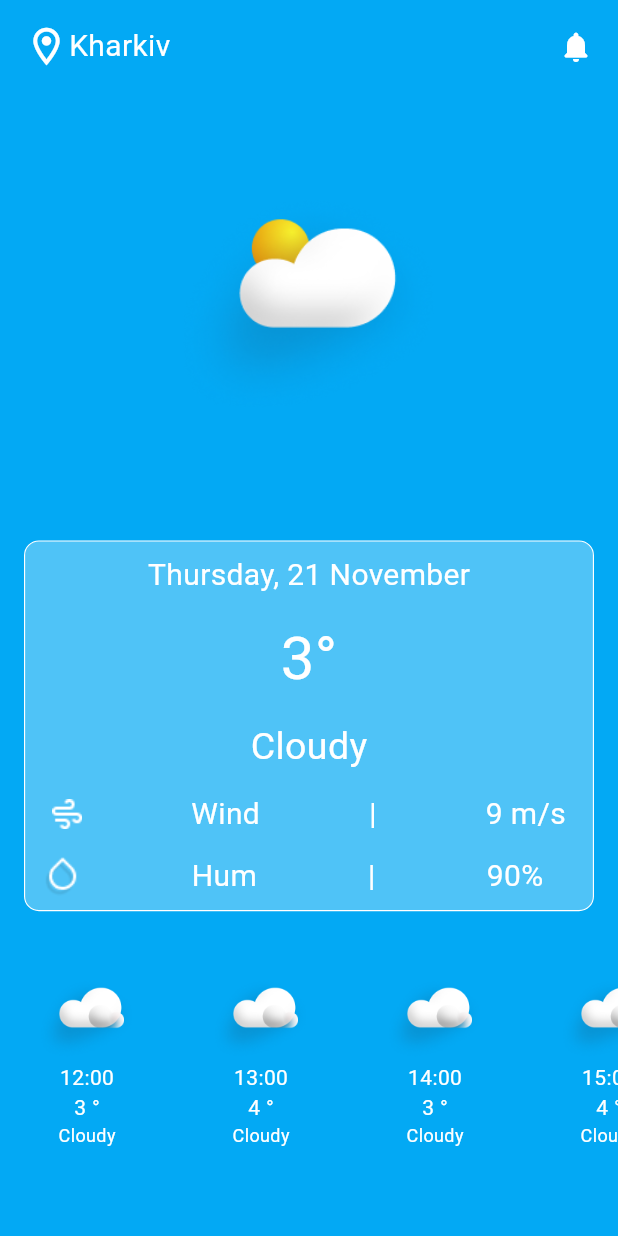
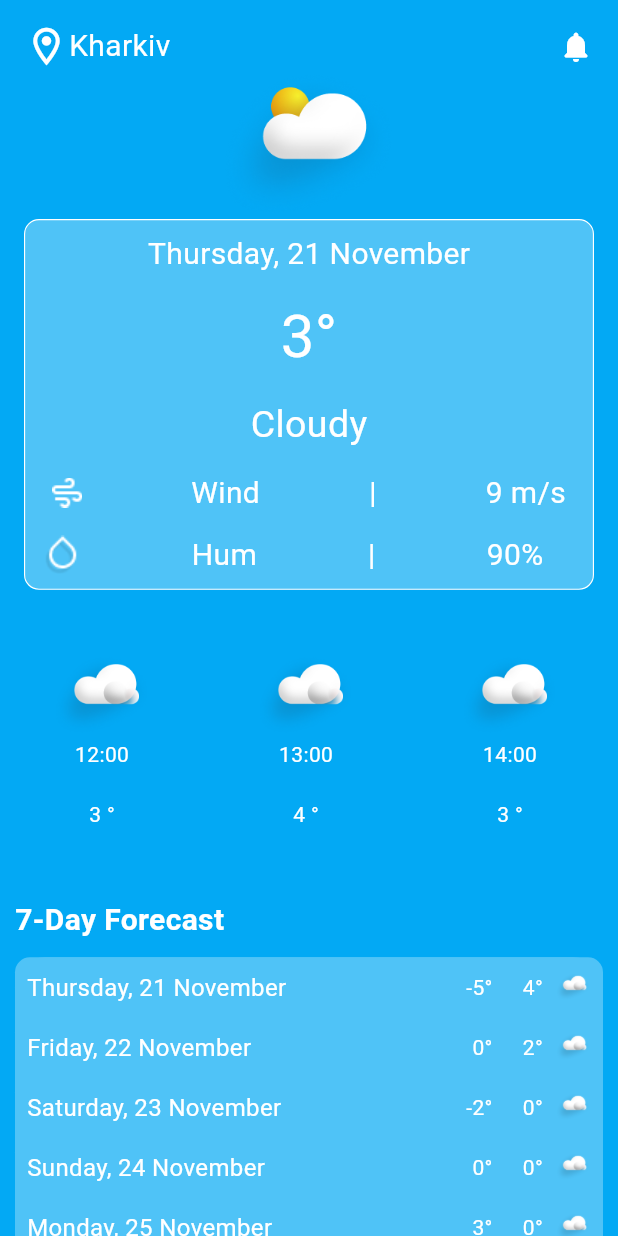
Before and after one commit to leeerrrrmmm/WeatherApp, a Flutter app: the DetailTile screen opened directly with sample values from the repository, on a phone screen of 412 x 824 dp. Run offline on Flutter 3.47's test engine with Material 3 defaults, Android fonts, the phone set to English and light mode, and no system bars; our stand-ins replace cloud_firestore, firebase_core, google_nav_bar; accounts and stored records are empty.

Commit message:
make weather on days

```diff
--- a/lib/components/detail_tile.dart
+++ b/lib/components/detail_tile.dart
@@ -15,17 +15,24 @@ class DetailTile extends StatefulWidget {
 }
 
 class _DetailTileState extends State<DetailTile> {
-  late String _currentData;
-
+  late List<String> _dateList ;
   @override
   void initState() {
-    _currentData = _getCurDate();
+    _geterateDateList();
     super.initState();
   }
 
-  String _getCurDate() {
+  void _geterateDateList() {
     final now = DateTime.now();
-    return DateFormat('EEEE, d MMMM', 'en_US').format(now);
+    _dateList = List.generate(
+      7, // Количество элементов
+          (index) => _getCurDate(now.add(Duration(days: index))),
+    );
+  }
+
+
+  String _getCurDate(DateTime date) {
+    return DateFormat('EEEE, d MMMM', 'en_US').format(date);
   }
 
   @override
@@ -53,7 +60,10 @@ class _DetailTileState extends State<DetailTile> {
                     Icon(Icons.notifications_rounded, color: Colors.white),
                   ],
                 ),
-                Image.asset(widget.weather.imagePath, scale: 1.3),
+                Container(
+                  height: 100,
+                    width: 100,
+                    child: Image.asset(widget.weather.imagePath, scale: 1.3)),
                 Container(
                   width: MediaQuery.of(context).size.width * 0.8,
                   height: MediaQuery.of(context).size.height * 0.3,
@@ -68,7 +78,7 @@ class _DetailTileState extends State<DetailTile> {
                       mainAxisAlignment: MainAxisAlignment.spaceBetween,
                       children: [
                         Text(
-                          _currentData,
+                          _dateList.first,
                           style: TextStyle(
                             color: Colors.white,
                             fontSize: 20,
@@ -171,12 +181,11 @@ class _DetailTileState extends State<DetailTile> {
               child: Container(
                 height: 150, // Высота контейнера для горизонтальной прокрутки
                 child: SingleChildScrollView(
-
                   scrollDirection: Axis.horizontal,
                   child: Row(
                     children: widget.weather.hourWeatherForecast.map((hourWeather) {
                       return Container(
-                        width: 100, // Ширина каждого элемента
+                        width: 120, // Ширина каждого элемента
                         margin: const EdgeInsets.symmetric(horizontal: 8.0),
                         decoration: BoxDecoration(
                           color: Colors.lightBlue,
@@ -190,8 +199,8 @@ class _DetailTileState extends State<DetailTile> {
                           children: [
                             Image.asset(hourWeather.hoursImage, scale: 4),
                             Text('${hourWeather.hour}', style: TextStyle(fontSize: 14, color:Colors.white)),
+                            const SizedBox(height: 20),
                             Text('${hourWeather.temp} ' + '°', style: TextStyle(fontSize: 14, color:Colors.white)),
-                            Text(hourWeather.condition, style: TextStyle(fontSize: 12,color:Colors.white)),
                           ],
                         ),
                       );
@@ -201,6 +210,83 @@ class _DetailTileState extends State<DetailTile> {
               ),
             ),
           ),
+          SliverPadding(
+            padding: const EdgeInsets.symmetric(vertical: 10.0),
+            sliver: SliverToBoxAdapter(
+              child: Padding(
+                padding: const EdgeInsets.all(10.0),
+                child: Column(
+                  crossAxisAlignment: CrossAxisAlignment.start,
+                  children: [
+                    Text(
+                      '7-Day Forecast',
+                      style: TextStyle(
+                          color: Colors.white,
+                          fontSize: 20,
+                          fontWeight: FontWeight.bold),
+                    ),
+                    const SizedBox(height: 10),
+                    Container(
+                      decoration: BoxDecoration(
+                        borderRadius: BorderRadius.circular(20),
+                        color: Colors.lightBlue.shade300,
+                      ),
+                      child: ListView.builder(
+                        shrinkWrap: true,
+                        physics: NeverScrollableScrollPhysics(),
+                        itemCount: _dateList.length,
+                        itemBuilder: (context, index) {
+
+                          WeatherOnDay? forecastForDay = index < widget.weather.dayForecast.length
+                              ? widget.weather.dayForecast[index]
+                              : null;
+
+                          return Container(
+                            padding: const EdgeInsets.all(8.0),
+                            decoration: BoxDecoration(
+                              color: Colors.lightBlue.shade300,
+                              borderRadius: BorderRadius.circular(10),
+                            ),
+                            child: Row(
+                              mainAxisAlignment: MainAxisAlignment.spaceBetween,
+                              children: [
+                                Text(
+                                  _dateList[index],
+                                  style: TextStyle(color: Colors.white, fontSize: 16),
+                                ),
+                                if (forecastForDay != null)
+                                  Row(
+                                    children: [
+                                      Text(
+                                        '${forecastForDay.minDegree}°',
+                                        style: TextStyle(color: Colors.white, fontSize: 14),
+                                      ),
+                                      SizedBox(width: 20),
+
+                                      Text(
+                                        '${forecastForDay.maxDegree}°',
+                                        style: TextStyle(color: Colors.white, fontSize: 14),
+                                      ),
+                                      SizedBox(width: 8),
+                                      // Отображаем картинку дня
+                                      Image.asset(
+                                        forecastForDay.imageOfDay,
+                                        width: 24,
+                                        height: 24,
+                                      ),
+                                    ],
+                                  ),
+                              ],
+                            ),
+                          );
+                        },
+                      ),
+                    ),
+                  ],
+                ),
+              ),
+            ),
+          )
 
         ],
       ),
--- a/lib/components/weather_tile.dart
+++ b/lib/components/weather_tile.dart
@@ -59,6 +59,7 @@ class _WeatherTileState extends State<WeatherTile> {
         'wind' : weather.wind,
         'hum' : weather.hum,
         'hourlyForecast': weather.hourWeatherForecast.map((hourly) => hourly.toMap()).toList(),
+        'dayForecast': weather.dayForecast.map((daily) => daily.toMap()).toList(),
       }).then((val) {
         showDialog(
             context: context,
--- a/lib/models/Weather.dart
+++ b/lib/models/Weather.dart
@@ -10,6 +10,7 @@ class Weather {
   final String wind;
   final String hum;
   final List<WeatherOnHour> hourWeatherForecast;
+  final List<WeatherOnDay> dayForecast;
 
   Weather({
     required this.imagePath,
@@ -21,6 +22,7 @@ class Weather {
     required this.wind,
     required this.hum,
     required this.hourWeatherForecast,
+    required this.dayForecast,
   });
 
   // Метод для создания объекта Weather из документа Firestore
@@ -34,6 +36,12 @@ class Weather {
           .map((hourData) => WeatherOnHour.fromMap(hourData))
           .toList();
     }
+    List<WeatherOnDay> forecastDayList = [];
+    if(data['dayForecast'] != null) {
+      forecastDayList = (data['dayForecast'] as List)
+    .map((dayData) => WeatherOnDay.fromMap(dayData))
+          .toList();
+    }
 
     return Weather(
       imagePath: data['imagePath'] ?? '',
@@ -45,6 +53,7 @@ class Weather {
       wind: data['wind'] ?? '',
       hum: data['hum'] ?? '',
       hourWeatherForecast: forecastList,
+      dayForecast: forecastDayList,
     );
   }
 }
@@ -62,7 +71,6 @@ class WeatherOnHour  {
     required this.condition,
   });
 
-  // Метод для преобразования объекта в Map для Firestore
   Map<String, dynamic> toMap() {
     return {
       'hour': hour,
@@ -81,3 +89,31 @@ class WeatherOnHour  {
     );
   }
 }
+
+class WeatherOnDay {
+  final String maxDegree;
+  final String minDegree;
+  final String imageOfDay;
+
+  WeatherOnDay({
+    required this.maxDegree,
+    required this.minDegree,
+    required this.imageOfDay,
+  });
+
+  factory WeatherOnDay.fromMap(Map<String, dynamic> data){
+    return WeatherOnDay(
+        maxDegree: data['maxDegree'] ?? '',
+        minDegree: data['minDegree'] ?? '',
+        imageOfDay: data['imageOfDay'] ?? '');
+  }
+
+  Map<String, dynamic> toMap() {
+    return {
+      'maxDegree': maxDegree,
+      'minDegree': minDegree,
+      'imageOfDay': imageOfDay,
+
+    };
+  }
+}
--- a/lib/models/item.dart
+++ b/lib/models/item.dart
@@ -134,7 +134,39 @@ class Item extends ChangeNotifier {
             condition: 'Cloudy',
             hoursImage: 'lib/images/cloudy.png',
           ),
+        ],
+        dayForecast: [
+          WeatherOnDay(
+              maxDegree: '4',
+              minDegree: '-5',
+              imageOfDay: 'lib/images/cloud.png'),
+          WeatherOnDay(
+              maxDegree: '2',
+              minDegree: '0',
+              imageOfDay: 'lib/images/cloud.png'),
+          WeatherOnDay(
+              maxDegree: '0',
+              minDegree: '-2',
+              imageOfDay: 'lib/images/cloud.png'),
+          WeatherOnDay(
+              maxDegree: '0',
+              minDegree: '0',
+              imageOfDay: 'lib/images/cloud.png'),
+          WeatherOnDay(
+              maxDegree: '0',
+              minDegree: '3',
+              imageOfDay: 'lib/images/cloud.png'),
+          WeatherOnDay(
+              maxDegree: '0',
+              minDegree: '2',
+              imageOfDay: 'lib/images/cloud.png'),
+          WeatherOnDay(
+              maxDegree: '-1',
+              minDegree: '-7',
+              imageOfDay: 'lib/images/cloud.png'),
+
         ]
+
     ),
 
     Weather(
@@ -267,6 +299,37 @@ class Item extends ChangeNotifier {
             condition: 'Cloudy',
             hoursImage: 'lib/images/cloudy.png',
           ),
+        ],
+        dayForecast: [
+          WeatherOnDay(
+              maxDegree: '4',
+              minDegree: '-5',
+              imageOfDay: 'lib/images/cloud.png'),
+          WeatherOnDay(
+              maxDegree: '2',
+              minDegree: '0',
+              imageOfDay: 'lib/images/cloud.png'),
+          WeatherOnDay(
+              maxDegree: '0',
+              minDegree: '-2',
+              imageOfDay: 'lib/images/cloud.png'),
+          WeatherOnDay(
+              maxDegree: '0',
+              minDegree: '0',
+              imageOfDay: 'lib/images/cloud.png'),
+          WeatherOnDay(
+              maxDegree: '0',
+              minDegree: '3',
+              imageOfDay: 'lib/images/cloud.png'),
+          WeatherOnDay(
+              maxDegree: '0',
+              minDegree: '2',
+              imageOfDay: 'lib/images/cloud.png'),
+          WeatherOnDay(
+              maxDegree: '-1',
+              minDegree: '-7',
+              imageOfDay: 'lib/images/cloud.png'),
+
         ]
     ),
 
@@ -400,6 +463,37 @@ class Item extends ChangeNotifier {
             condition: 'Cloudy',
             hoursImage: 'lib/images/cloudy.png',
           ),
+        ],
+        dayForecast: [
+          WeatherOnDay(
+              maxDegree: '4',
+              minDegree: '-5',
+              imageOfDay: 'lib/images/cloud.png'),
+          WeatherOnDay(
+              maxDegree: '2',
+              minDegree: '0',
+              imageOfDay: 'lib/images/cloud.png'),
+          WeatherOnDay(
+              maxDegree: '0',
+              minDegree: '-2',
+              imageOfDay: 'lib/images/cloud.png'),
+          WeatherOnDay(
+              maxDegree: '0',
+              minDegree: '0',
+              imageOfDay: 'lib/images/cloud.png'),
+          WeatherOnDay(
+              maxDegree: '0',
+              minDegree: '3',
+              imageOfDay: 'lib/images/cloud.png'),
+          WeatherOnDay(
+              maxDegree: '0',
+              minDegree: '2',
+              imageOfDay: 'lib/images/cloud.png'),
+          WeatherOnDay(
+              maxDegree: '-1',
+              minDegree: '-7',
+              imageOfDay: 'lib/images/cloud.png'),
+
         ]
     ),
 
@@ -533,6 +627,37 @@ class Item extends ChangeNotifier {
             condition: 'Cloudy',
             hoursImage: 'lib/images/cloudy.png',
           ),
+        ],
+        dayForecast: [
+          WeatherOnDay(
+              maxDegree: '4',
+              minDegree: '-5',
+              imageOfDay: 'lib/images/cloud.png'),
+          WeatherOnDay(
+              maxDegree: '2',
+              minDegree: '0',
+              imageOfDay: 'lib/images/cloud.png'),
+          WeatherOnDay(
+              maxDegree: '0',
+              minDegree: '-2',
+              imageOfDay: 'lib/images/cloud.png'),
+          WeatherOnDay(
+              maxDegree: '0',
+              minDegree: '0',
+              imageOfDay: 'lib/images/cloud.png'),
+          WeatherOnDay(
+              maxDegree: '0',
+              minDegree: '3',
+              imageOfDay: 'lib/images/cloud.png'),
+          WeatherOnDay(
+              maxDegree: '0',
+              minDegree: '2',
+              imageOfDay: 'lib/images/cloud.png'),
+          WeatherOnDay(
+              maxDegree: '-1',
+              minDegree: '-7',
+              imageOfDay: 'lib/images/cloud.png'),
+
         ]
     ),
 
@@ -666,6 +791,37 @@ class Item extends ChangeNotifier {
             condition: 'Cloudy',
             hoursImage: 'lib/images/cloudy.png',
           ),
+        ],
+        dayForecast: [
+          WeatherOnDay(
+              maxDegree: '4',
+              minDegree: '-5',
+              imageOfDay: 'lib/images/cloud.png'),
+          WeatherOnDay(
+              maxDegree: '2',
+              minDegree: '0',
+              imageOfDay: 'lib/images/cloud.png'),
+          WeatherOnDay(
+              maxDegree: '0',
+              minDegree: '-2',
+              imageOfDay: 'lib/images/cloud.png'),
+          WeatherOnDay(
+              maxDegree: '0',
+              minDegree: '0',
+              imageOfDay: 'lib/images/cloud.png'),
+          WeatherOnDay(
+              maxDegree: '0',
+              minDegree: '3',
+              imageOfDay: 'lib/images/cloud.png'),
+          WeatherOnDay(
+              maxDegree: '0',
+              minDegree: '2',
+              imageOfDay: 'lib/images/cloud.png'),
+          WeatherOnDay(
+              maxDegree: '-1',
+              minDegree: '-7',
+              imageOfDay: 'lib/images/cloud.png'),
+
         ]
     ),
 
@@ -799,6 +955,37 @@ class Item extends ChangeNotifier {
             condition: 'Cloudy',
             hoursImage: 'lib/images/cloudy.png',
           ),
+        ],
+        dayForecast: [
+          WeatherOnDay(
+              maxDegree: '4',
+              minDegree: '-5',
+              imageOfDay: 'lib/images/cloud.png'),
+          WeatherOnDay(
+              maxDegree: '2',
+              minDegree: '0',
+              imageOfDay: 'lib/images/cloud.png'),
+          WeatherOnDay(
+              maxDegree: '0',
+              minDegree: '-2',
+              imageOfDay: 'lib/images/cloud.png'),
+          WeatherOnDay(
+              maxDegree: '0',
+              minDegree: '0',
+              imageOfDay: 'lib/images/cloud.png'),
+          WeatherOnDay(
+              maxDegree: '0',
+              minDegree: '3',
+              imageOfDay: 'lib/images/cloud.png'),
+          WeatherOnDay(
+              maxDegree: '0',
+              minDegree: '2',
+              imageOfDay: 'lib/images/cloud.png'),
+          WeatherOnDay(
+              maxDegree: '-1',
+              minDegree: '-7',
+              imageOfDay: 'lib/images/cloud.png'),
+
         ]
     )
 
```
Also changed, not shown: lib/components/item_tile.dart (+35 -0 lines).
